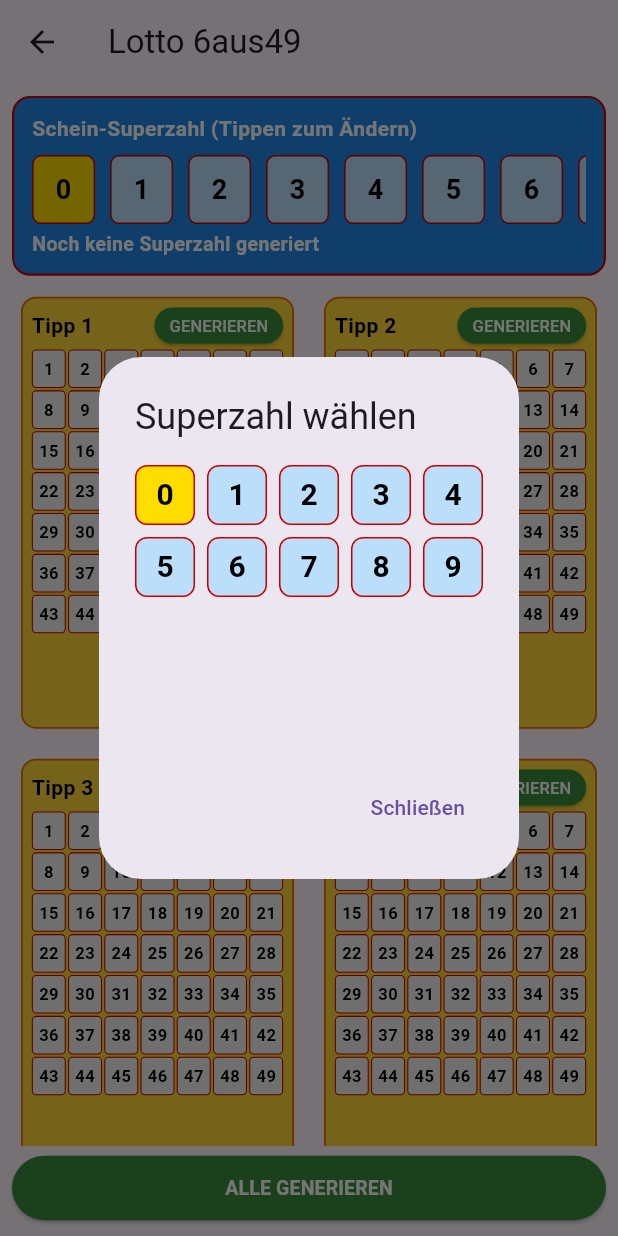
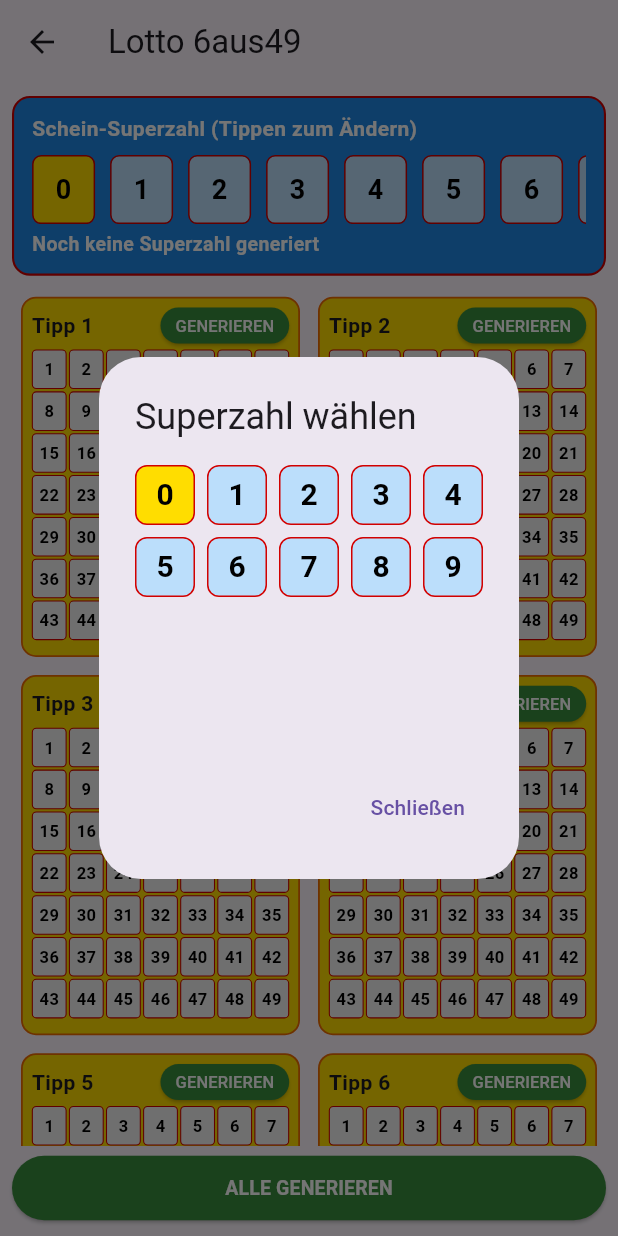
Before and after one commit to funatiker1968-hub/Lottogenerator_v4, a Flutter app: the Lotto6aus49Screen screen opened by its route, after a tap on "Schein-Superzahl (Tippen zum Ändern)", on a phone screen of 412 x 824 dp. Run offline on Flutter 3.47's test engine with Material 3 defaults, Android fonts, the phone set to English and light mode, and no system bars.

Commit message:
Lotto 6aus49: Favoriten/Generiert, hellblau Hintergrund, neues Layout 2x6/3x4

```diff
--- a/lib/screens/lotto_6aus49_screen.dart
+++ b/lib/screens/lotto_6aus49_screen.dart
@@ -2,21 +2,18 @@ import 'dart:async';
 import 'dart:math';
 import 'package:flutter/material.dart';
 
-/// Lotto 6aus49 – FINAL VERSION
-/// - Favoriten gelb + schwarzes X
-/// - Generierte Zahlen hellblau + rotes X
-/// - Normale Zahlen hellgrau + schwarze Ziffer
-/// - Zahlenliste unter jedem Tipp (schwarz/rot)
-/// - Buttons oben rechts (GENERIEREN / LÖSCHEN / LÄUFT...)
+/// Lotto 6aus49 – Favoriten + generierte Zahlen
+/// - 12 Tippfelder, 7x7-Grid (1–49)
+/// - Favoriten: schwarzes X
+/// - Generierte: rotes X auf hellblauem Feld
+/// - Zahlenzeile unter jedem Tipp (Favoriten schwarz, generierte rot)
+/// - Toggle-Button pro Tipp (GENERIEREN / LÖSCHEN / LÄUFT...)
 /// - Master-Button unten (ALLE GENERIEREN / ALLES LÖSCHEN / GENERIERE ALLES...)
-/// - Automatische Kartenhöhe (kein Überlappen)
 
 const Color _lottoYellow = Color(0xFFFFDD00);
 const Color _lottoRed = Color(0xFFD20000);
 const Color _lottoGrey = Color(0xFFF2F2F2);
-
-/// Hintergrundfarbe für generierte Zahlen
-const Color _generatedBlue = Color(0xFFBEE6FF);
+const Color _lottoBlueLight = Color(0xFFBBDEFB); // hellblau für generierte Felder
 
 class Lotto6aus49Screen extends StatefulWidget {
   const Lotto6aus49Screen({super.key});
@@ -40,7 +37,7 @@ class _Lotto6aus49ScreenState extends State<Lotto6aus49Screen> {
   final List<List<bool>> _generated =
       List.generate(tipCount, (_) => List.filled(maxNumber, false));
 
-  /// Aktuelle Highlight-Zahl im Tipp (Lauflicht)
+  /// Aktuelle Highlight-Zahl pro Tipp (Lauflicht)
   final List<int?> _currentHighlight =
       List<int?>.filled(tipCount, null);
 
@@ -86,7 +83,7 @@ class _Lotto6aus49ScreenState extends State<Lotto6aus49Screen> {
     const int fastDelay = 70;
     const int slowDelay = 140;
 
-    // schnelle Runden
+    // 2 schnelle Runden 0–9
     for (int cycle = 0; cycle < cycles; cycle++) {
       for (int i = 0; i < 10; i++) {
         if (!mounted) return;
@@ -97,7 +94,7 @@ class _Lotto6aus49ScreenState extends State<Lotto6aus49Screen> {
       }
     }
 
-    // letzte langsamere Runde
+    // Langsam bis zur finalen Zahl
     for (int i = 0; i <= finalNumber; i++) {
       if (!mounted) return;
       setState(() {
@@ -119,8 +116,7 @@ class _Lotto6aus49ScreenState extends State<Lotto6aus49Screen> {
 
     showDialog<void>(
       context: context,
-      builder: (context) {
-        return AlertDialog(
+      builder: (_) => AlertDialog(
         title: const Text('Superzahl wählen'),
         content: SizedBox(
           height: 180,
@@ -141,7 +137,7 @@ class _Lotto6aus49ScreenState extends State<Lotto6aus49Screen> {
                     _scheinSuperzahl = index;
                     _superzahlGenerated = true;
                   });
-                    Navigator.of(context).pop();
+                  Navigator.pop(context);
                 },
                 child: Container(
                   decoration: BoxDecoration(
@@ -151,7 +147,7 @@ class _Lotto6aus49ScreenState extends State<Lotto6aus49Screen> {
                   ),
                   child: Center(
                     child: Text(
-                        index.toString(),
+                      '$index',
                       style: const TextStyle(
                         fontSize: 20,
                         fontWeight: FontWeight.bold,
@@ -166,12 +162,11 @@ class _Lotto6aus49ScreenState extends State<Lotto6aus49Screen> {
         ),
         actions: [
           TextButton(
-              onPressed: () => Navigator.of(context).pop(),
+            onPressed: () => Navigator.pop(context),
             child: const Text('Schließen'),
           ),
         ],
-        );
-      },
+      ),
     );
   }
 
@@ -208,6 +203,8 @@ class _Lotto6aus49ScreenState extends State<Lotto6aus49Screen> {
                 itemCount: 10,
                 itemBuilder: (context, index) {
                   final bool isSelected = index == _scheinSuperzahl;
+                  final bool isHighlight = _isSuperzahlAnimating &&
+                      index == _scheinSuperzahl;
                   return Container(
                     width: 36,
                     margin: const EdgeInsets.only(right: 4),
@@ -219,10 +216,10 @@ class _Lotto6aus49ScreenState extends State<Lotto6aus49Screen> {
                     child: Center(
                       child: Text(
                         index.toString(),
-                        style: const TextStyle(
+                        style: TextStyle(
                           fontSize: 18,
                           fontWeight: FontWeight.bold,
-                          color: Colors.black,
+                          color: isHighlight ? _lottoRed : Colors.black,
                         ),
                       ),
                     ),
@@ -250,7 +247,7 @@ class _Lotto6aus49ScreenState extends State<Lotto6aus49Screen> {
   }
 
   // ----------------------------------------------------------
-  // Tipp-Status
+  // Tipp-Status-Helfer
   // ----------------------------------------------------------
 
   bool _tipHasFavorites(int tip) {
@@ -275,7 +272,7 @@ class _Lotto6aus49ScreenState extends State<Lotto6aus49Screen> {
   }
 
   // ----------------------------------------------------------
-  // Tipp löschen
+  // Löschen
   // ----------------------------------------------------------
 
   void _clearTip(int tip) {
@@ -326,6 +323,7 @@ class _Lotto6aus49ScreenState extends State<Lotto6aus49Screen> {
     pool.shuffle(_random);
     final List<int> newGen = pool.take(need).toList();
 
+    // generierte zurücksetzen, Favoriten bleiben
     setState(() {
       for (int i = 0; i < maxNumber; i++) {
         _generated[tip][i] = false;
@@ -424,7 +422,7 @@ class _Lotto6aus49ScreenState extends State<Lotto6aus49Screen> {
       final bool isGen = _generated[tip][index];
 
       if (!isFav && !isGen) {
-        // neue Favoritenzahl, aber max. 6 insgesamt
+        // Neue Zahl als Favorit setzen (max 6 insgesamt)
         int count = 0;
         for (int i = 0; i < maxNumber; i++) {
           if (_favorites[tip][i] || _generated[tip][i]) {
@@ -445,7 +443,7 @@ class _Lotto6aus49ScreenState extends State<Lotto6aus49Screen> {
   }
 
   // ----------------------------------------------------------
-  // Tippfeld UI
+  // Tippfeld-UI
   // ----------------------------------------------------------
 
   Widget _buildTipCard(int tip) {
@@ -454,7 +452,7 @@ class _Lotto6aus49ScreenState extends State<Lotto6aus49Screen> {
 
     final bool hasGen = _tipHasGenerated(tip);
 
-    // finale Zahlenliste für Anzeige unten
+    // Finale Zahlen für Anzeige unten
     final List<int> finalNums = [];
     for (int i = 0; i < maxNumber; i++) {
       if (_favorites[tip][i] || _generated[tip][i]) {
@@ -467,14 +465,14 @@ class _Lotto6aus49ScreenState extends State<Lotto6aus49Screen> {
       margin: const EdgeInsets.all(6),
       padding: const EdgeInsets.all(6),
       decoration: BoxDecoration(
-        color: Colors.yellow[600],
+        color: _lottoYellow,
         borderRadius: BorderRadius.circular(10),
         border: Border.all(color: Colors.orange[800]!, width: 1.2),
       ),
       child: Column(
         crossAxisAlignment: CrossAxisAlignment.start,
         children: [
-          // Kopfzeile mit Tipp-Label + Toggle-Button
+          // Kopfzeile
           Row(
             children: [
               Text(
@@ -482,7 +480,6 @@ class _Lotto6aus49ScreenState extends State<Lotto6aus49Screen> {
                 style: const TextStyle(
                   fontWeight: FontWeight.bold,
                   fontSize: 14,
-                  color: Colors.black,
                 ),
               ),
               const Spacer(),
@@ -522,7 +519,7 @@ class _Lotto6aus49ScreenState extends State<Lotto6aus49Screen> {
 
           const SizedBox(height: 4),
 
-          // Zahlengitter 1–49
+          // 7x7-Grid 1–49
           GridView.builder(
             shrinkWrap: true,
             physics: const NeverScrollableScrollPhysics(),
@@ -545,7 +542,7 @@ class _Lotto6aus49ScreenState extends State<Lotto6aus49Screen> {
               Widget inner;
 
               if (isHi && !isFinal) {
-                // laufendes Kreuz auf noch nicht finalen Feldern
+                // Laufkreuz
                 bg = _lottoYellow;
                 inner = const Text(
                   '✗',
@@ -556,8 +553,12 @@ class _Lotto6aus49ScreenState extends State<Lotto6aus49Screen> {
                   ),
                 );
               } else if (isFinal) {
-                // finale Zahlen
-                bg = isFav ? _lottoYellow : _generatedBlue;
+                // Finale Zahlen
+                if (isGen && !isFav) {
+                  bg = _lottoBlueLight; // generiert: hellblau
+                } else {
+                  bg = _lottoGrey; // Favorit: grau (X schwarz)
+                }
                 inner = Text(
                   '✗',
                   style: TextStyle(
@@ -567,7 +568,7 @@ class _Lotto6aus49ScreenState extends State<Lotto6aus49Screen> {
                   ),
                 );
               } else {
-                // normale Zahl
+                // Normal
                 bg = _lottoGrey;
                 inner = Text(
                   number.toString(),
@@ -595,10 +596,10 @@ class _Lotto6aus49ScreenState extends State<Lotto6aus49Screen> {
 
           const SizedBox(height: 4),
 
-          // Finale Zahlenliste unten (nur wenn nicht animiert)
+          // Zahlenzeile unten (nur wenn nicht animiert)
           if (!isAnimating && finalNums.isNotEmpty)
             Padding(
-              padding: const EdgeInsets.only(bottom: 4),
+              padding: const EdgeInsets.only(bottom: 2),
               child: Wrap(
                 spacing: 4,
                 runSpacing: 2,
@@ -679,6 +680,53 @@ class _Lotto6aus49ScreenState extends State<Lotto6aus49Screen> {
   }
 
   // ----------------------------------------------------------
+  // Tipp-Matrix (2x6 / 3x4) mit automatischer Höhe
+  // ----------------------------------------------------------
+
+  Widget _buildTipsMatrix(bool isPortrait) {
+    // Indizes 0–11 in Reihen aufteilen
+    final List<Widget> rows = [];
+
+    if (isPortrait) {
+      // 6 Reihen à 2 Tipps
+      for (int row = 0; row < 6; row++) {
+        final int left = row * 2;
+        final int right = left + 1;
+        rows.add(
+          Row(
+            crossAxisAlignment: CrossAxisAlignment.start,
+            children: [
+              Expanded(child: _buildTipCard(left)),
+              if (right < tipCount) Expanded(child: _buildTipCard(right)),
+            ],
+          ),
+        );
+      }
+    } else {
+      // 4 Reihen à 3 Tipps
+      for (int row = 0; row < 4; row++) {
+        final int a = row * 3;
+        final int b = a + 1;
+        final int c = a + 2;
+        rows.add(
+          Row(
+            crossAxisAlignment: CrossAxisAlignment.start,
+            children: [
+              Expanded(child: _buildTipCard(a)),
+              if (b < tipCount) Expanded(child: _buildTipCard(b)),
+              if (c < tipCount) Expanded(child: _buildTipCard(c)),
+            ],
+          ),
+        );
+      }
+    }
+
+    return Column(
+      children: rows,
+    );
+  }
+
+  // ----------------------------------------------------------
   // Build
   // ----------------------------------------------------------
 
@@ -698,17 +746,8 @@ class _Lotto6aus49ScreenState extends State<Lotto6aus49Screen> {
             _buildSuperzahlBar(),
             const SizedBox(height: 8),
             Expanded(
-              child: GridView.builder(
-                itemCount: tipCount,
-                gridDelegate:
-                    SliverGridDelegateWithFixedCrossAxisCount(
-                  crossAxisCount: isPortrait ? 2 : 3,
-                  crossAxisSpacing: 8,
-                  mainAxisSpacing: 8,
-                  // feste Höhe pro Karte, damit nichts überlappt
-                  mainAxisExtent: isPortrait ? 300 : 260,
-                ),
-                itemBuilder: (context, index) => _buildTipCard(index),
+              child: SingleChildScrollView(
+                child: _buildTipsMatrix(isPortrait),
               ),
             ),
             const SizedBox(height: 4),
```
Lines whose indentation alone changed are shown as unchanged.
